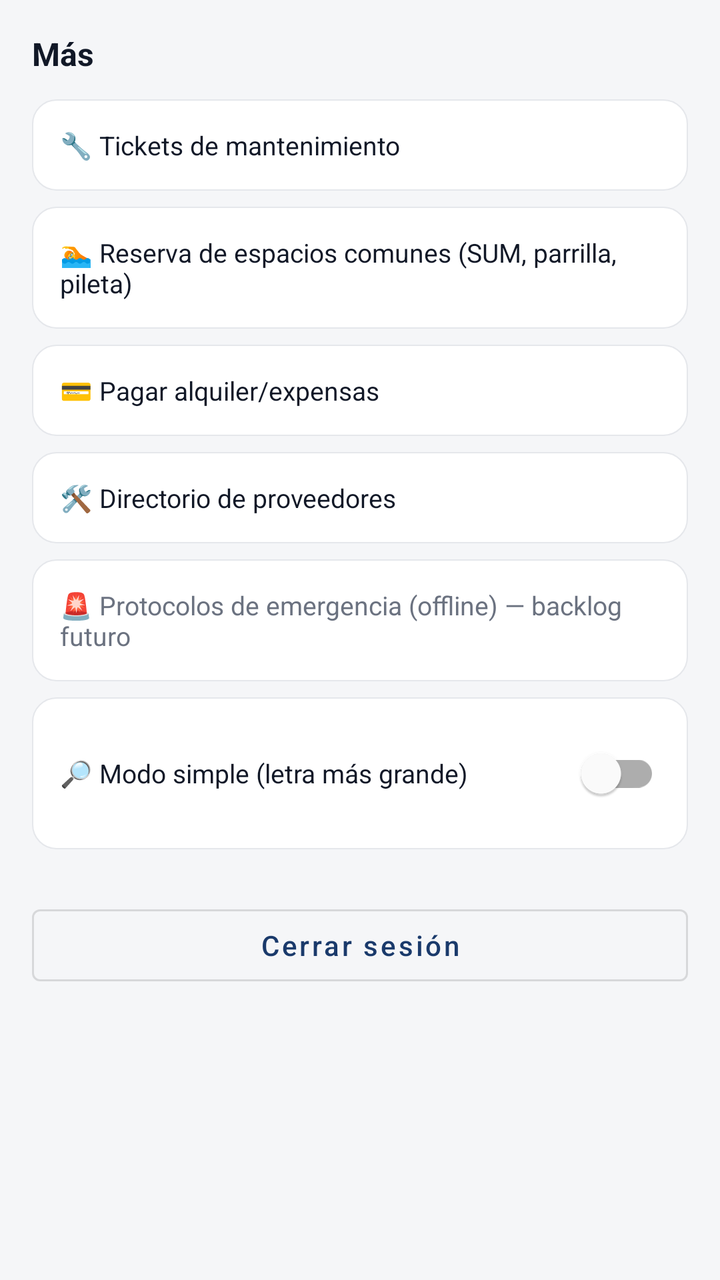
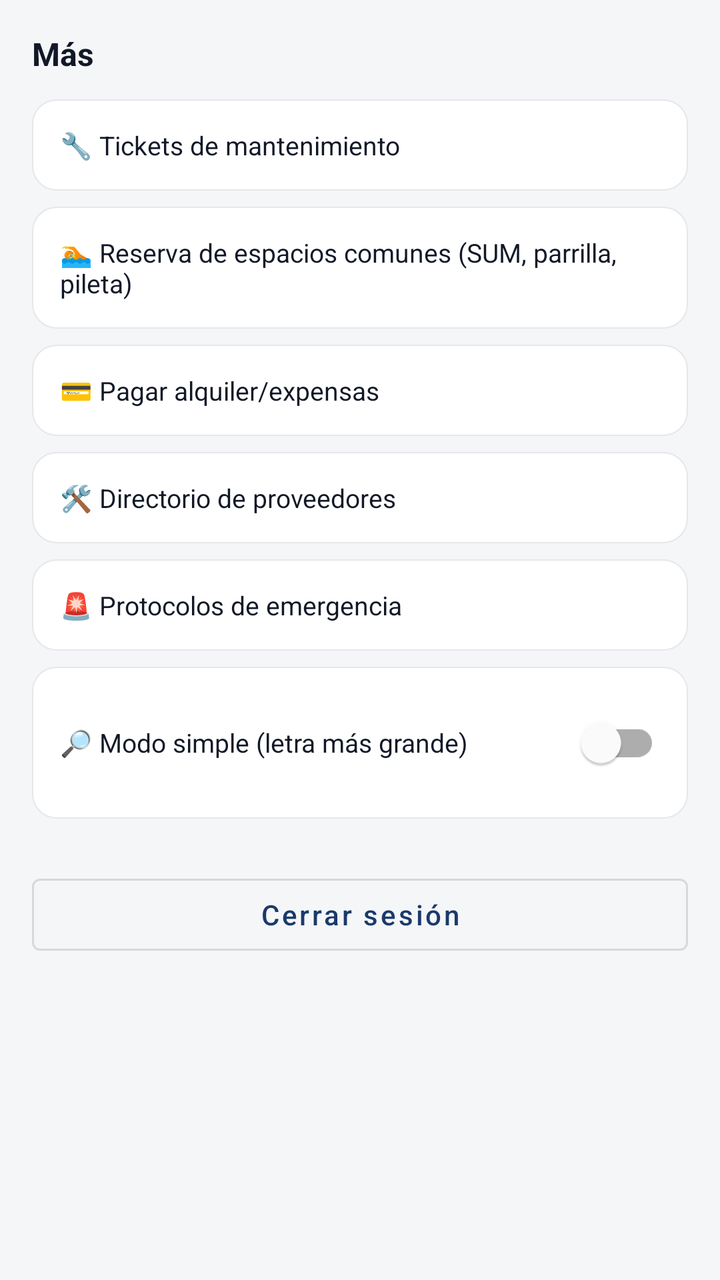

Two renders of the same Android screen: before a commit and after it. Below are the layout's source before the change and the commit's diff.
<!-- AndroidManifest.xml: application theme Theme.ConsorcioTransparente -->
<!-- res/layout/fragment_mas.xml -->
<?xml version="1.0" encoding="utf-8"?>
<LinearLayout xmlns:android="http://schemas.android.com/apk/res/android"
    xmlns:app="http://schemas.android.com/apk/res-auto"
    android:layout_width="match_parent"
    android:layout_height="match_parent"
    android:background="@color/background"
    android:orientation="vertical"
    android:padding="16dp">

    <TextView
        android:layout_width="wrap_content"
        android:layout_height="wrap_content"
        android:layout_marginBottom="12dp"
        android:text="Más"
        android:textColor="@color/text_primary"
        android:textSize="16sp"
        android:textStyle="bold" />

    <TextView
        android:id="@+id/itemBuildingConfig"
        android:layout_width="match_parent"
        android:layout_height="wrap_content"
        android:layout_marginBottom="8dp"
        android:background="@drawable/bg_card"
        android:clickable="true"
        android:focusable="true"
        android:padding="14dp"
        android:text="@string/building_config_menu_item"
        android:textColor="@color/text_primary"
        android:textSize="13sp"
        android:visibility="gone" />

    <TextView
        android:id="@+id/itemTickets"
        android:layout_width="match_parent"
        android:layout_height="wrap_content"
        android:layout_marginBottom="8dp"
        android:background="@drawable/bg_card"
        android:clickable="true"
        android:focusable="true"
        android:padding="14dp"
        android:text="@string/tickets_menu_item"
        android:textColor="@color/text_primary"
        android:textSize="13sp" />

    <TextView
        android:id="@+id/itemReservas"
        android:layout_width="match_parent"
        android:layout_height="wrap_content"
        android:layout_marginBottom="8dp"
        android:background="@drawable/bg_card"
        android:clickable="true"
        android:focusable="true"
        android:padding="14dp"
        android:text="🏊 Reserva de espacios comunes (SUM, parrilla, pileta)"
        android:textColor="@color/text_primary"
        android:textSize="13sp" />

    <TextView
        android:id="@+id/itemVecinos"
        android:layout_width="match_parent"
        android:layout_height="wrap_content"
        android:layout_marginBottom="8dp"
        android:background="@drawable/bg_card"
        android:clickable="true"
        android:focusable="true"
        android:padding="14dp"
        android:text="@string/vecinos_menu_item"
        android:textColor="@color/text_primary"
        android:textSize="13sp"
        android:visibility="gone" />

    <TextView
        android:id="@+id/itemPagar"
        android:layout_width="match_parent"
        android:layout_height="wrap_content"
        android:layout_marginBottom="8dp"
        android:background="@drawable/bg_card"
        android:clickable="true"
        android:focusable="true"
        android:padding="14dp"
        android:text="@string/pagar_menu_item"
        android:textColor="@color/text_primary"
        android:textSize="13sp" />

    <TextView
        android:id="@+id/itemCobros"
        android:layout_width="match_parent"
        android:layout_height="wrap_content"
        android:layout_marginBottom="8dp"
        android:background="@drawable/bg_card"
        android:clickable="true"
        android:focusable="true"
        android:padding="14dp"
        android:text="@string/cobros_menu_item"
        android:textColor="@color/text_primary"
        android:textSize="13sp"
        android:visibility="gone" />

    <TextView
        android:id="@+id/itemProveedores"
        android:layout_width="match_parent"
        android:layout_height="wrap_content"
        android:layout_marginBottom="8dp"
        android:background="@drawable/bg_card"
        android:clickable="true"
        android:focusable="true"
        android:padding="14dp"
        android:text="@string/providers_menu_item"
        android:textColor="@color/text_primary"
        android:textSize="13sp" />

    <TextView
        android:layout_width="match_parent"
        android:layout_height="wrap_content"
        android:layout_marginBottom="8dp"
        android:background="@drawable/bg_card"
        android:padding="14dp"
        android:text="🚨 Protocolos de emergencia (offline) — backlog futuro"
        android:textColor="?attr/colorTextSecondary"
        android:textSize="13sp" />

    <LinearLayout
        android:layout_width="match_parent"
        android:layout_height="wrap_content"
        android:layout_marginBottom="8dp"
        android:background="@drawable/bg_card"
        android:gravity="center_vertical"
        android:orientation="horizontal"
        android:padding="14dp">

        <TextView
            android:layout_width="0dp"
            android:layout_height="wrap_content"
            android:layout_weight="1"
            android:text="@string/simple_mode_item"
            android:textColor="@color/text_primary"
            android:textSize="13sp" />

        <com.google.android.material.switchmaterial.SwitchMaterial
            android:id="@+id/switchSimpleMode"
            android:layout_width="wrap_content"
            android:layout_height="wrap_content"
            app:showText="false" />
    </LinearLayout>

    <Button
        android:id="@+id/buttonLogout"
        android:layout_width="match_parent"
        android:layout_height="wrap_content"
        android:layout_marginTop="16dp"
        android:text="@string/logout"
        android:textAllCaps="false"
        style="@style/Widget.MaterialComponents.Button.OutlinedButton" />

</LinearLayout>
<!-- resources referenced by this layout -->
<resources>
  <color name="background">#F5F6F8</color>
  <color name="text_primary">#111827</color>
  <!-- drawable bg_card (drawable) -->
  <?xml version="1.0" encoding="utf-8"?>
  <shape xmlns:android="http://schemas.android.com/apk/res/android">
      <solid android:color="@color/surface" />
      <corners android:radius="12dp" />
      <stroke android:width="0.5dp" android:color="@color/border" />
  </shape>
  <string name="building_config_menu_item">⚙️ Configuración del edificio</string>
  <string name="cobros_menu_item">📋 Panel de cobros</string>
  <string name="logout">Cerrar sesión</string>
  <string name="pagar_menu_item">💳 Pagar alquiler/expensas</string>
  <string name="providers_menu_item">🛠️ Directorio de proveedores</string>
  <string name="simple_mode_item">🔎 Modo simple (letra más grande)</string>
  <string name="tickets_menu_item">🔧 Tickets de mantenimiento</string>
  <string name="vecinos_menu_item">👥 Vecinos</string>
  <style name="Theme.ConsorcioTransparente" parent="Theme.MaterialComponents.Light.NoActionBar">
          <item name="colorPrimary">@color/navy</item>
          <item name="colorPrimaryDark">@color/navy_dark</item>
          <item name="colorAccent">@color/blue_accent</item>
          <item name="android:windowBackground">@color/background</item>
          <item name="android:statusBarColor" tools:targetApi="l">@color/navy</item>
          <item name="colorTextSecondary">@color/text_secondary</item>
      </style>
  <color name="surface">#FFFFFF</color>
  <color name="border">#E5E7EB</color>
  <color name="navy">#1A3A6B</color>
  <color name="navy_dark">#0F2647</color>
  <color name="blue_accent">#3B82F6</color>
  <color name="text_secondary">#6B7280</color>
</resources>

<!-- the commit's change to res/layout/fragment_mas.xml (unified diff, before → after) -->
@@ -111,13 +111,16 @@
         android:textSize="13sp" />
 
     <TextView
+        android:id="@+id/itemProtocolos"
         android:layout_width="match_parent"
         android:layout_height="wrap_content"
         android:layout_marginBottom="8dp"
         android:background="@drawable/bg_card"
+        android:clickable="true"
+        android:focusable="true"
         android:padding="14dp"
-        android:text="🚨 Protocolos de emergencia (offline) — backlog futuro"
-        android:textColor="?attr/colorTextSecondary"
+        android:text="@string/protocols_menu_item"
+        android:textColor="@color/text_primary"
         android:textSize="13sp" />
 
     <LinearLayout
<!-- resource entries referenced after the edit -->
@@ -13,6 +13,7 @@
   <string name="cobros_menu_item">📋 Panel de cobros</string>
   <string name="logout">Cerrar sesión</string>
   <string name="pagar_menu_item">💳 Pagar alquiler/expensas</string>
+  <string name="protocols_menu_item">🚨 Protocolos de emergencia</string>
   <string name="providers_menu_item">🛠️ Directorio de proveedores</string>
   <string name="simple_mode_item">🔎 Modo simple (letra más grande)</string>
   <string name="tickets_menu_item">🔧 Tickets de mantenimiento</string>
